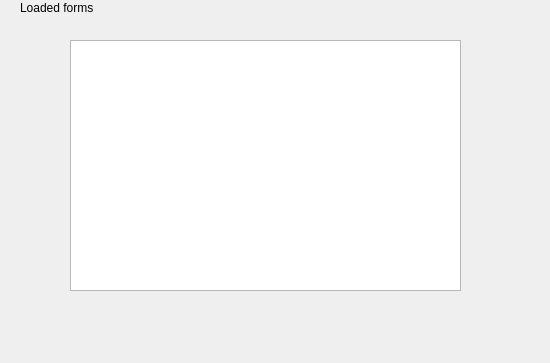
This is qrastr/qrastr/formsettingsforms.ui in RastrW/samples as Qt 5 draws it before an edit. The edited form follows.
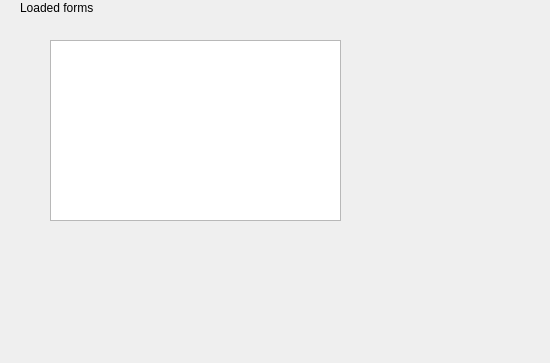
This is the edited form.

Diff of the .ui file:
```diff
--- a/qrastr/qrastr/formsettingsforms.ui
+++ b/qrastr/qrastr/formsettingsforms.ui
@@ -29,10 +29,10 @@
   <widget class="QTableWidget" name="tbLoadedForms">
    <property name="geometry">
     <rect>
-     <x>70</x>
+     <x>50</x>
      <y>40</y>
-     <width>391</width>
-     <height>251</height>
+     <width>291</width>
+     <height>181</height>
     </rect>
    </property>
   </widget>
```
